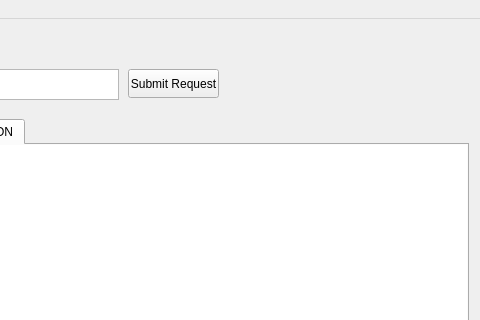
Qt form mainwindow.ui (imasharc/sharcAPI_client) before a commit; both pictures show x 92 to 572 and y 0 to 320 of the 572 by 591 pixel window.
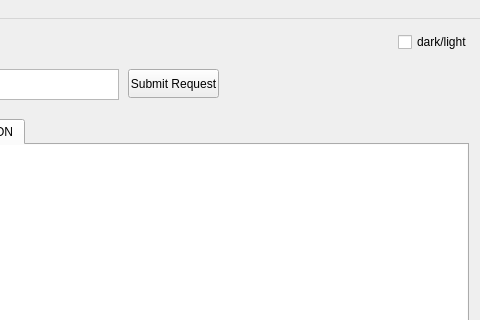
The same form after that commit.

Commit message:
style(main): Change default theme to dark
Add checkbox for changing between themes

What changed in the file:
```diff
--- a/mainwindow.ui
+++ b/mainwindow.ui
@@ -13,7 +13,13 @@
   <property name="windowTitle">
    <string>MainWindow</string>
   </property>
-  <widget class="QWidget" name="centralwidget">
+  <widget class="QWidget" name="centralWidget">
+   <property name="autoFillBackground">
+    <bool>false</bool>
+   </property>
+   <property name="styleSheet">
+    <string notr="true"/>
+   </property>
    <widget class="QTextEdit" name="inputTextEdit">
     <property name="geometry">
      <rect>
@@ -105,6 +111,19 @@
      </widget>
     </widget>
    </widget>
+   <widget class="QCheckBox" name="themeCheckBox">
+    <property name="geometry">
+     <rect>
+      <x>490</x>
+      <y>10</y>
+      <width>71</width>
+      <height>26</height>
+     </rect>
+    </property>
+    <property name="text">
+     <string>dark/light</string>
+    </property>
+   </widget>
   </widget>
   <widget class="QMenuBar" name="menubar">
    <property name="geometry">
```
The commit also changes 2 other files.
